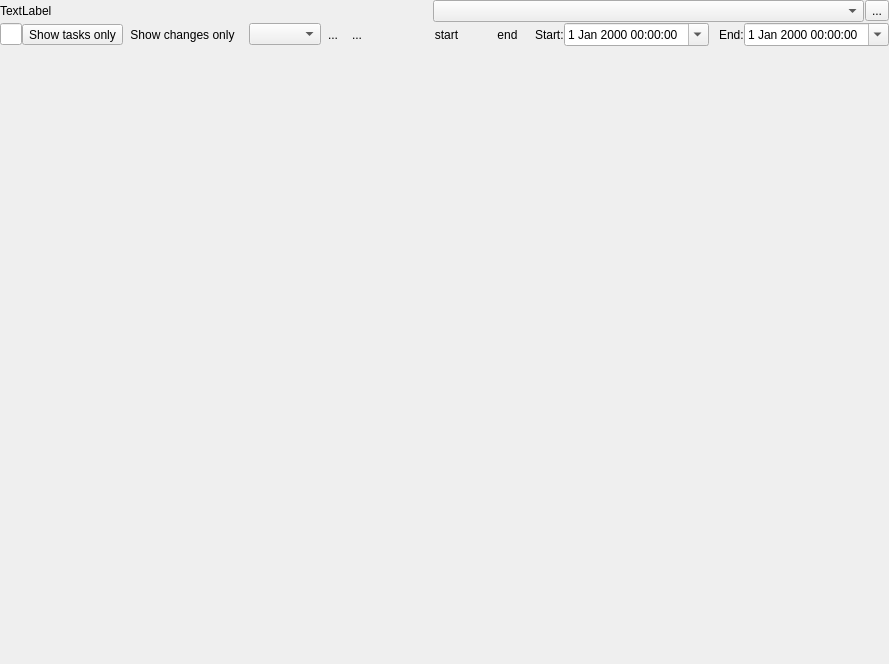
Before: the Qt Designer form Viewer/ecflowUI/src/TimelineWidget.ui in ecmwf/ecflow, drawn with Qt 5.
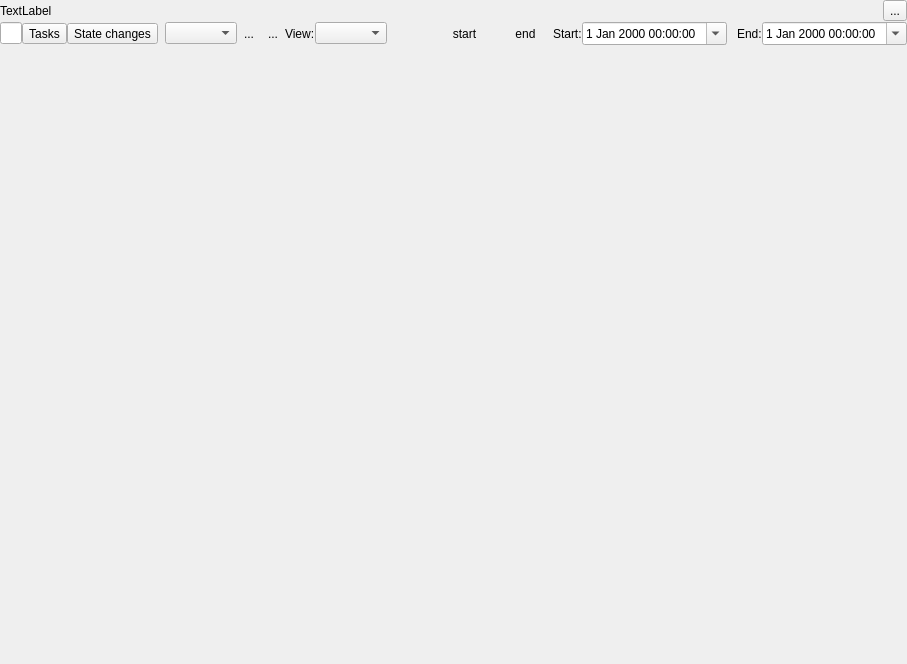
After: the same form once the commit is applied. Icons and pictures are not drawn. Custom widgets are drawn as their Qt base class.

Commit message: ecFlowUI: add option to show duration of active state in timeline view ECFLOW-1401

What changed in the file:
```diff
--- a/Viewer/ecflowUI/src/TimelineWidget.ui
+++ b/Viewer/ecflowUI/src/TimelineWidget.ui
@@ -6,7 +6,7 @@
    <rect>
     <x>0</x>
     <y>0</y>
-    <width>764</width>
+    <width>888</width>
     <height>664</height>
    </rect>
   </property>
@@ -38,9 +38,6 @@
        </property>
       </widget>
      </item>
-     <item>
-      <widget class="QComboBox" name="modeCombo"/>
-     </item>
      <item>
       <widget class="QToolButton" name="reloadTb">
        <property name="text">
@@ -77,12 +74,22 @@
       </item>
       <item>
        <widget class="QToolButton" name="taskOnlyTb">
-        <property name="text">
+        <property name="toolTip">
          <string>Show tasks only</string>
         </property>
+        <property name="text">
+         <string>Tasks</string>
+        </property>
+        <property name="icon">
+         <iconset resource="viewer.qrc">
+          <normaloff>:/viewer/filter_decor.svg</normaloff>:/viewer/filter_decor.svg</iconset>
+        </property>
         <property name="checkable">
          <bool>true</bool>
         </property>
+        <property name="toolButtonStyle">
+         <enum>Qt::ToolButtonTextBesideIcon</enum>
+        </property>
        </widget>
       </item>
       <item>
@@ -91,13 +98,20 @@
          <string>Show only nodes with a state change in the current period</string>
         </property>
         <property name="text">
-         <string>Show changes only</string>
+         <string>State changes</string>
+        </property>
+        <property name="icon">
+         <iconset resource="viewer.qrc">
+          <normaloff>:/viewer/filter_decor.svg</normaloff>:/viewer/filter_decor.svg</iconset>
         </property>
         <property name="checkable">
          <bool>true</bool>
         </property>
+        <property name="toolButtonStyle">
+         <enum>Qt::ToolButtonTextBesideIcon</enum>
+        </property>
         <property name="autoRaise">
-         <bool>true</bool>
+         <bool>false</bool>
         </property>
        </widget>
       </item>
@@ -151,6 +165,16 @@
         </property>
        </widget>
       </item>
+      <item>
+       <widget class="QLabel" name="label_4">
+        <property name="text">
+         <string>View:</string>
+        </property>
+       </widget>
+      </item>
+      <item>
+       <widget class="QComboBox" name="modeCombo"/>
+      </item>
       <item>
        <spacer name="spacer">
         <property name="orientation">
```
The commit also changes 9 other files.
